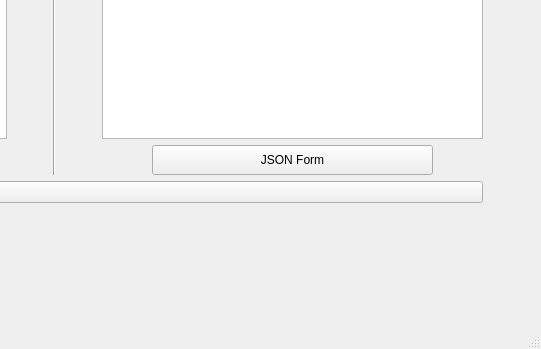
The window that mainwindow.ui (EslamAsfour/XML_Editor) describes before a commit, drawn with Qt 5; both pictures show x 688 to 1229 and y 353 to 702 of the 1229 by 702 pixel window.
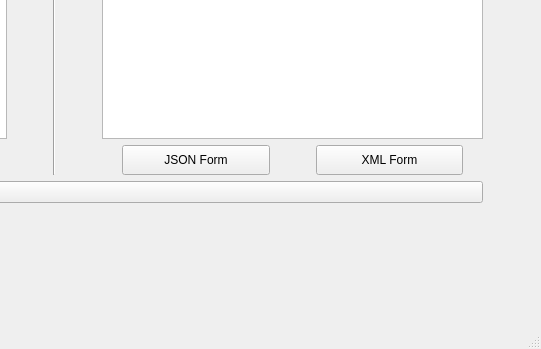
The same window after the commit. Icons and pictures are not drawn.

Diff of the .ui file:
```diff
--- a/mainwindow.ui
+++ b/mainwindow.ui
@@ -340,6 +340,8 @@
              </widget>
             </item>
             <item>
+             <layout class="QHBoxLayout" name="horizontalLayout_3">
+              <item>
              <widget class="QPushButton" name="pushButton_JSON_Form">
               <property name="minimumSize">
                <size>
@@ -348,13 +350,31 @@
                </size>
               </property>
               <property name="styleSheet">
-               <string notr="true">margin-left : 50px; margin-right : 50px</string>
+                 <string notr="true">margin-left : 20px; margin-right : 20px</string>
               </property>
               <property name="text">
                <string>JSON Form</string>
               </property>
              </widget>
             </item>
+              <item>
+               <widget class="QPushButton" name="pushButton_PrettyForm">
+                <property name="minimumSize">
+                 <size>
+                  <width>0</width>
+                  <height>30</height>
+                 </size>
+                </property>
+                <property name="styleSheet">
+                 <string notr="true">margin-left : 20px; margin-right : 20px</string>
+                </property>
+                <property name="text">
+                 <string>XML Form</string>
+                </property>
+               </widget>
+              </item>
+             </layout>
+            </item>
            </layout>
           </item>
          </layout>
```
Left out of the diff: 48 changed lines with no effect on the pictures. Lines whose indentation alone changed are shown as unchanged.
